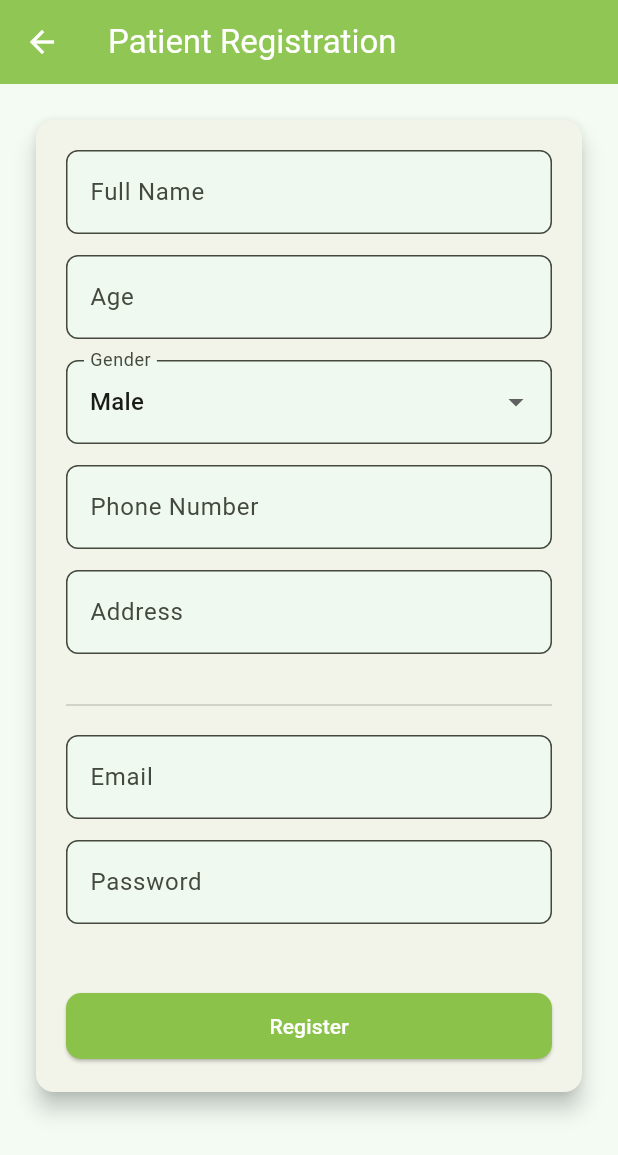
After one commit to Abbhhiiii/BarelyFunctional, a Flutter app: the PatientRegisterPage screen opened directly, on a phone screen of 412 x 824 dp. The commit adds this screen. Shown: the top 1155 px of the screen. Run offline on Flutter 3.47's test engine with Material 3 defaults, Android fonts, the phone set to English and light mode, and no system bars; our stand-ins replace cloud_firestore, firebase_auth, firebase_core; accounts and stored records are empty.

Commit message:
patient with backend

```diff
--- a/swasthyasetu/lib/main.dart
+++ b/swasthyasetu/lib/main.dart
@@ -1,7 +1,6 @@
 import 'package:flutter/material.dart';
-import 'screens/landing_page.dart';
+import 'package:swasthyasetu/auth_gate.dart';
 import 'package:firebase_core/firebase_core.dart';
-
 
 const _seedGreen = Color(0xFF8BC34A); // pleasant light green seed
 
@@ -52,7 +51,7 @@ class SwasthyaSetuApp extends StatelessWidget {
           ),
         ),
       ),
-      home: const LandingPage(),
+      home: const AuthGate(),
     );
   }
 }
--- /dev/null
+++ b/swasthyasetu/lib/screens/patient_register_page.dart
@@ -0,0 +1,150 @@
+import 'package:flutter/material.dart';
+import '../services/auth_service.dart';
+import 'patient_dashboard.dart';
+
+class PatientRegisterPage extends StatefulWidget {
+  const PatientRegisterPage({super.key});
+
+  @override
+  State<PatientRegisterPage> createState() => _PatientRegisterPageState();
+}
+
+class _PatientRegisterPageState extends State<PatientRegisterPage> {
+  final _formKey = GlobalKey<FormState>();
+
+  final nameController = TextEditingController();
+  final ageController = TextEditingController();
+  final phoneController = TextEditingController();
+  final addressController = TextEditingController();
+
+  final emailController = TextEditingController();
+  final passwordController = TextEditingController();
+
+  String gender = 'Male';
+
+  bool diabetes = false;
+  bool bp = false;
+  bool asthma = false;
+
+  bool loading = false;
+
+  @override
+  Widget build(BuildContext context) {
+    return Scaffold(
+      appBar: AppBar(title: const Text("Patient Registration")),
+      body: SingleChildScrollView(
+        padding: const EdgeInsets.all(20),
+        child: Card(
+          elevation: 6,
+          child: Padding(
+            padding: const EdgeInsets.all(20),
+            child: Form(
+              key: _formKey,
+              child: Column(
+                children: [
+                  _field("Full Name", nameController),
+                  _field("Age", ageController,
+                      keyboard: TextInputType.number),
+                  _genderSelector(),
+                  _field("Phone Number", phoneController,
+                      keyboard: TextInputType.phone),
+                  _field("Address", addressController),
+
+                  const Divider(height: 40),
+
+                  _field("Email", emailController,
+                      keyboard: TextInputType.emailAddress),
+                  _field("Password", passwordController,
+                      isPassword: true),
+
+                  const SizedBox(height: 30),
+
+                  SizedBox(
+                    width: double.infinity,
+                    child: ElevatedButton(
+                      onPressed: loading ? null : _submit,
+                      child: loading
+                          ? const CircularProgressIndicator(
+                              color: Colors.white)
+                          : const Text("Register"),
+                    ),
+                  ),
+                ],
+              ),
+            ),
+          ),
+        ),
+      ),
+    );
+  }
+
+  Widget _field(
+    String label,
+    TextEditingController controller, {
+    bool isPassword = false,
+    TextInputType keyboard = TextInputType.text,
+  }) {
+    return Padding(
+      padding: const EdgeInsets.only(bottom: 14),
+      child: TextFormField(
+        controller: controller,
+        obscureText: isPassword,
+        keyboardType: keyboard,
+        decoration: InputDecoration(labelText: label),
+        validator: (v) =>
+            v == null || v.isEmpty ? "Please enter $label" : null,
+      ),
+    );
+  }
+
+  Widget _genderSelector() {
+    return Padding(
+      padding: const EdgeInsets.only(bottom: 14),
+      child: DropdownButtonFormField<String>(
+        value: gender,
+        items: const [
+          DropdownMenuItem(value: 'Male', child: Text('Male')),
+          DropdownMenuItem(value: 'Female', child: Text('Female')),
+          DropdownMenuItem(value: 'Other', child: Text('Other')),
+        ],
+        onChanged: (v) => setState(() => gender = v!),
+        decoration: const InputDecoration(labelText: "Gender"),
+      ),
+    );
+  }
+
+  Future<void> _submit() async {
+    if (!_formKey.currentState!.validate()) return;
+
+    setState(() => loading = true);
+
+    try {
+      await AuthService().registerPatient(
+        email: emailController.text.trim(),
+        password: passwordController.text.trim(),
+        name: nameController.text.trim(),
+        age: ageController.text.trim(),
+        gender: gender,
+        phone: phoneController.text.trim(),
+        address: addressController.text.trim(),
+        medicalHistory: {
+          'diabetes': diabetes,
+          'bp': bp,
+          'asthma': asthma,
+        },
+        emergencyContact: {}, // we’ll add later
+      );
+
+      Navigator.pushAndRemoveUntil(
+        context,
+        MaterialPageRoute(builder: (_) => const PatientDashboard()),
+        (_) => false,
+      );
+    } catch (e) {
+      ScaffoldMessenger.of(context)
+          .showSnackBar(SnackBar(content: Text(e.toString())));
+    } finally {
+      setState(() => loading = false);
+    }
+  }
+}
--- a/swasthyasetu/lib/services/auth_service.dart
+++ b/swasthyasetu/lib/services/auth_service.dart
@@ -19,6 +19,38 @@ class AuthService {
 
   return doc['role'];
 }
+Future<void> registerPatient({
+  required String email,
+  required String password,
+  required String name,
+  required String age,
+  required String gender,
+  required String phone,
+  required String address,
+  required Map<String, dynamic> medicalHistory,
+  required Map<String, dynamic> emergencyContact,
+}) async {
+  // 1️⃣ Create auth user
+  UserCredential cred = await _auth.createUserWithEmailAndPassword(
+    email: email,
+    password: password,
+  );
+
+  // 2️⃣ Save patient profile
+  await _db.collection('users').doc(cred.user!.uid).set({
+    'role': 'patient',
+    'email': email,
+    'name': name,
+    'age': age,
+    'gender': gender,
+    'phone': phone,
+    'address': address,
+    'medicalHistory': medicalHistory,
+    'emergencyContact': emergencyContact,
+    'createdAt': FieldValue.serverTimestamp(),
+  });
+}
+
 
 
   Future<void> registerDoctor({
```
Also changed, not shown: swasthyasetu/lib/auth_gate.dart (added, +68 -0 lines), swasthyasetu/lib/screens/patient_dashboard.dart (added, +86 -0 lines), swasthyasetu/lib/screens/sign_in_page.dart (+10 -1 lines), swasthyasetu/lib/screens/sign_up_page.dart (+9 -0 lines), 1 other file.
